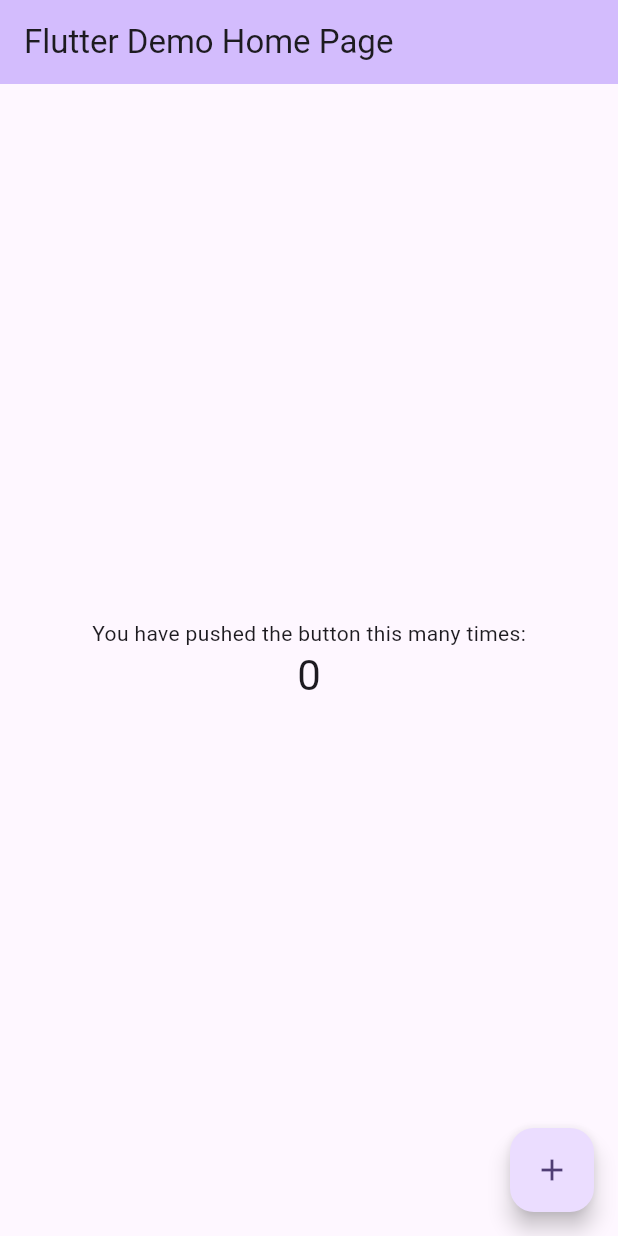
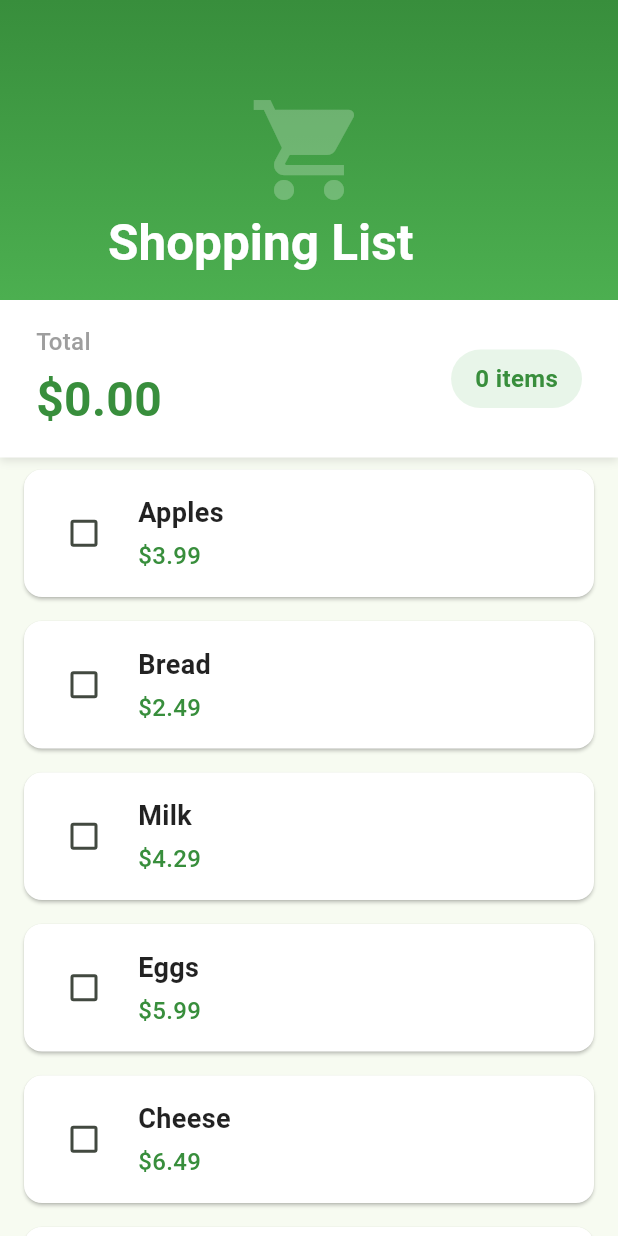
Before and after one commit to JackmKelly519/CT_Assessment, a Flutter app: the screen it shows after launch, on a phone screen of 412 x 824 dp. Run offline on Flutter 3.47's test engine with Material 3 defaults, Android fonts, the phone set to English and light mode, and no system bars; our stand-ins replace audioplayers, equatable, flutter_bloc.

Commit message:
shopping list

```diff
--- /dev/null
+++ b/ct_assessment/lib/audio_service.dart
@@ -0,0 +1,34 @@
+import 'dart:developer';
+import 'package:audioplayers/audioplayers.dart';
+
+class AudioService {
+  static final AudioService _instance = AudioService._internal();
+  factory AudioService() => _instance;
+  AudioService._internal();
+
+  final AudioPlayer _selectPlayer = AudioPlayer();
+  final AudioPlayer _deselectPlayer = AudioPlayer();
+
+
+  Future<void> playSelectSound() async {
+    try {
+      await _selectPlayer.play(AssetSource('sounds/select.mp3'));
+    } catch (e) {
+      log('Error playing select sound: $e');
+    }
+  }
+
+  Future<void> playDeselectSound() async {
+    try {
+      await _deselectPlayer.stop();
+      await _deselectPlayer.play(AssetSource('sounds/deselect.mp3'));
+    } catch (e) {
+      log('Error playing deselect sound: $e');
+    }
+  }
+
+  void dispose() {
+    _selectPlayer.dispose();
+    _deselectPlayer.dispose();
+  }
+}
--- /dev/null
+++ b/ct_assessment/lib/bloc/shopping_list_bloc.dart
@@ -0,0 +1,49 @@
+import 'package:flutter_bloc/flutter_bloc.dart';
+import '../grocery_item.dart';
+import 'shopping_list_event.dart';
+import 'shopping_list_state.dart';
+
+class ShoppingListBloc extends Bloc<ShoppingListEvent, ShoppingListState> {
+  ShoppingListBloc() : super(const ShoppingListState()) {
+    on<LoadInitialItems>(_onLoadInitialItems);
+    on<ToggleItemSelection>(_onToggleItemSelection);
+  }
+
+  void _onLoadInitialItems(
+    LoadInitialItems event,
+    Emitter<ShoppingListState> emit,
+  ) {
+    final items = [
+      const GroceryItem(id: '1', name: 'Apples', price: 3.99),
+      const GroceryItem(id: '2', name: 'Bread', price: 2.49),
+      const GroceryItem(id: '3', name: 'Milk', price: 4.29),
+      const GroceryItem(id: '4', name: 'Eggs', price: 5.99),
+      const GroceryItem(id: '5', name: 'Cheese', price: 6.49),
+      const GroceryItem(id: '6', name: 'Chicken', price: 8.99),
+      const GroceryItem(id: '7', name: 'Rice', price: 4.79),
+      const GroceryItem(id: '8', name: 'Pasta', price: 3.29),
+      const GroceryItem(id: '9', name: 'Tomatoes', price: 3.49),
+      const GroceryItem(id: '10', name: 'Coffee', price: 12.99),
+    ];
+
+    emit(state.copyWith(items: items, totalPrice: 0.0));
+  }
+
+  void _onToggleItemSelection(
+    ToggleItemSelection event,
+    Emitter<ShoppingListState> emit,
+  ) {
+    final updatedItems = state.items.map((item) {
+      if (item.id == event.itemId) {
+        return item.copyWith(isSelected: !item.isSelected);
+      }
+      return item;
+    }).toList();
+
+    final total = updatedItems
+        .where((item) => item.isSelected)
+        .fold(0.0, (sum, item) => sum + item.price);
+
+    emit(state.copyWith(items: updatedItems, totalPrice: total));
+  }
+}
--- /dev/null
+++ b/ct_assessment/lib/bloc/shopping_list_event.dart
@@ -0,0 +1,21 @@
+import 'package:equatable/equatable.dart';
+
+abstract class ShoppingListEvent extends Equatable {
+  const ShoppingListEvent();
+
+  @override
+  List<Object> get props => [];
+}
+
+class ToggleItemSelection extends ShoppingListEvent {
+  final String itemId;
+
+  const ToggleItemSelection(this.itemId);
+
+  @override
+  List<Object> get props => [itemId];
+}
+
+class LoadInitialItems extends ShoppingListEvent {
+  const LoadInitialItems();
+}
--- /dev/null
+++ b/ct_assessment/lib/bloc/shopping_list_state.dart
@@ -0,0 +1,25 @@
+import 'package:equatable/equatable.dart';
+import '../grocery_item.dart';
+
+class ShoppingListState extends Equatable {
+  final List<GroceryItem> items;
+  final double totalPrice;
+
+  const ShoppingListState({
+    this.items = const [],
+    this.totalPrice = 0.0,
+  });
+
+  ShoppingListState copyWith({
+    List<GroceryItem>? items,
+    double? totalPrice,
+  }) {
+    return ShoppingListState(
+      items: items ?? this.items,
+      totalPrice: totalPrice ?? this.totalPrice,
+    );
+  }
+
+  @override
+  List<Object> get props => [items, totalPrice];
+}
--- /dev/null
+++ b/ct_assessment/lib/grocery_item.dart
@@ -0,0 +1,32 @@
+import 'package:equatable/equatable.dart';
+
+class GroceryItem extends Equatable {
+  final String id;
+  final String name;
+  final double price;
+  final bool isSelected;
+
+  const GroceryItem({
+    required this.id,
+    required this.name,
+    required this.price,
+    this.isSelected = false,
+  });
+
+  GroceryItem copyWith({
+    String? id,
+    String? name,
+    double? price,
+    bool? isSelected,
+  }) {
+    return GroceryItem(
+      id: id ?? this.id,
+      name: name ?? this.name,
+      price: price ?? this.price,
+      isSelected: isSelected ?? this.isSelected,
+    );
+  }
+
+  @override
+  List<Object?> get props => [id, name, price, isSelected];
+}
--- /dev/null
+++ b/ct_assessment/lib/grocery_item_card.dart
@@ -0,0 +1,83 @@
+import 'package:flutter/material.dart';
+import 'package:flutter_bloc/flutter_bloc.dart';
+import '/grocery_item.dart';
+import '../bloc/shopping_list_bloc.dart';
+import '../bloc/shopping_list_event.dart';
+import '/audio_service.dart';
+
+class GroceryItemCard extends StatelessWidget {
+  final GroceryItem item;
+  final AudioService audioService = AudioService();
+
+  GroceryItemCard({super.key, required this.item});
+
+  @override
+  Widget build(BuildContext context) {
+    return Card(
+      margin: const EdgeInsets.symmetric(horizontal: 16, vertical: 8),
+      elevation: item.isSelected ? 4 : 1,
+      color: item.isSelected ? Colors.green.shade50 : Colors.white,
+      child: InkWell(
+        onTap: () {
+          if (item.isSelected) {
+            audioService.playDeselectSound();
+          } else {
+            audioService.playSelectSound();
+          }
+
+          // Toggle selection
+          context.read<ShoppingListBloc>().add(ToggleItemSelection(item.id));
+        },
+        child: Padding(
+          padding: const EdgeInsets.all(16.0),
+          child: Row(
+            children: [
+              Checkbox(
+                value: item.isSelected,
+                onChanged: (bool? value) {
+                  if (item.isSelected) {
+                    audioService.playDeselectSound();
+                  } else {
+                    audioService.playSelectSound();
+                  }
+                  context.read<ShoppingListBloc>().add(ToggleItemSelection(item.id));
+                },
+                activeColor: Colors.green,
+              ),
+              const SizedBox(width: 12),
+
+              // Item name and price
+              Expanded(
+                child: Column(
+                  crossAxisAlignment: CrossAxisAlignment.start,
+                  children: [
+                    Text(
+                      item.name,
+                      style: TextStyle(
+                        fontSize: 18,
+                        fontWeight: FontWeight.w600,
+                        decoration: item.isSelected
+                            ? TextDecoration.lineThrough
+                            : TextDecoration.none,
+                        color: item.isSelected ? Colors.grey : Colors.black87,
+                      ),
+                    ),
+                    const SizedBox(height: 4),
+                    Text(
+                      '\$${item.price.toStringAsFixed(2)}',
+                      style: TextStyle(
+                        fontSize: 16,
+                        color: item.isSelected ? Colors.grey : Colors.green.shade700,
+                        fontWeight: FontWeight.w500,
+                      ),
+                    ),
+                  ],
+                ),
+              ),
+            ],
+          ),
+        ),
+      ),
+    );
+  }
+}
--- a/ct_assessment/lib/main.dart
+++ b/ct_assessment/lib/main.dart
@@ -1,4 +1,7 @@
 import 'package:flutter/material.dart';
+import 'package:flutter_bloc/flutter_bloc.dart';
+import 'bloc/shopping_list_bloc.dart';
+import 'shopping_list_screen.dart';
 
 void main() {
   runApp(const MyApp());
@@ -7,115 +10,27 @@ void main() {
 class MyApp extends StatelessWidget {
   const MyApp({super.key});
 
-  // This widget is the root of your application.
   @override
   Widget build(BuildContext context) {
-    return MaterialApp(
-      title: 'Flutter Demo',
-      theme: ThemeData(
-        // This is the theme of your application.
-        //
-        // TRY THIS: Try running your application with "flutter run". You'll see
-        // the application has a purple toolbar. Then, without quitting the app,
-        // try changing the seedColor in the colorScheme below to Colors.green
-        // and then invoke "hot reload" (save your changes or press the "hot
-        // reload" button in a Flutter-supported IDE, or press "r" if you used
-        // the command line to start the app).
-        //
-        // Notice that the counter didn't reset back to zero; the application
-        // state is not lost during the reload. To reset the state, use hot
-        // restart instead.
-        //
-        // This works for code too, not just values: Most code changes can be
-        // tested with just a hot reload.
-        colorScheme: .fromSeed(seedColor: Colors.deepPurple),
-      ),
-      home: const MyHomePage(title: 'Flutter Demo Home Page'),
-    );
-  }
-}
-
-class MyHomePage extends StatefulWidget {
-  const MyHomePage({super.key, required this.title});
-
-  // This widget is the home page of your application. It is stateful, meaning
-  // that it has a State object (defined below) that contains fields that affect
-  // how it looks.
-
-  // This class is the configuration for the state. It holds the values (in this
-  // case the title) provided by the parent (in this case the App widget) and
-  // used by the build method of the State. Fields in a Widget subclass are
-  // always marked "final".
-
-  final String title;
-
-  @override
-  State<MyHomePage> createState() => _MyHomePageState();
-}
-
-class _MyHomePageState extends State<MyHomePage> {
-  int _counter = 0;
-
-  void _incrementCounter() {
-    setState(() {
-      // This call to setState tells the Flutter framework that something has
-      // changed in this State, which causes it to rerun the build method below
-      // so that the display can reflect the updated values. If we changed
-      // _counter without calling setState(), then the build method would not be
-      // called again, and so nothing would appear to happen.
-      _counter++;
-    });
-  }
-
-  @override
-  Widget build(BuildContext context) {
-    // This method is rerun every time setState is called, for instance as done
-    // by the _incrementCounter method above.
-    //
-    // The Flutter framework has been optimized to make rerunning build methods
-    // fast, so that you can just rebuild anything that needs updating rather
-    // than having to individually change instances of widgets.
-    return Scaffold(
-      appBar: AppBar(
-        // TRY THIS: Try changing the color here to a specific color (to
-        // Colors.amber, perhaps?) and trigger a hot reload to see the AppBar
-        // change color while the other colors stay the same.
-        backgroundColor: Theme.of(context).colorScheme.inversePrimary,
-        // Here we take the value from the MyHomePage object that was created by
-        // the App.build method, and use it to set our appbar title.
-        title: Text(widget.title),
-      ),
-      body: Center(
-        // Center is a layout widget. It takes a single child and positions it
-        // in the middle of the parent.
-        child: Column(
-          // Column is also a layout widget. It takes a list of children and
-          // arranges them vertically. By default, it sizes itself to fit its
-          // children horizontally, and tries to be as tall as its parent.
-          //
-          // Column has various properties to control how it sizes itself and
-          // how it positions its children. Here we use mainAxisAlignment to
-          // center the children vertically; the main axis here is the vertical
-          // axis because Columns are vertical (the cross axis would be
-          // horizontal).
-          //
-          // TRY THIS: Invoke "debug painting" (choose the "Toggle Debug Paint"
-          // action in the IDE, or press "p" in the console), to see the
-          // wireframe for each widget.
-          mainAxisAlignment: .center,
-          children: [
-            const Text('You have pushed the button this many times:'),
-            Text(
-              '$_counter',
-              style: Theme.of(context).textTheme.headlineMedium,
+    return BlocProvider(
+      create: (context) => ShoppingListBloc(),
+      child: MaterialApp(
+        title: 'Shopping List',
+        debugShowCheckedModeBanner: false,
+        theme: ThemeData(
+          colorScheme: ColorScheme.fromSeed(
+            seedColor: Colors.green,
+            brightness: Brightness.light,
+          ),
+          useMaterial3: true,
+          cardTheme: CardThemeData(
+            elevation: 2,
+            shape: RoundedRectangleBorder(
+              borderRadius: BorderRadius.circular(12),
             ),
-          ],
+          ),
         ),
-      ),
-      floatingActionButton: FloatingActionButton(
-        onPressed: _incrementCounter,
-        tooltip: 'Increment',
-        child: const Icon(Icons.add),
+        home: const ShoppingListScreen(),
       ),
     );
   }
--- /dev/null
+++ b/ct_assessment/lib/shopping_list_screen.dart
@@ -0,0 +1,178 @@
+import 'package:flutter/material.dart';
+import 'package:flutter_bloc/flutter_bloc.dart';
+import '../bloc/shopping_list_bloc.dart';
+import '../bloc/shopping_list_state.dart';
+import '../bloc/shopping_list_event.dart';
+import '/grocery_item_card.dart';
+
+class ShoppingListScreen extends StatefulWidget {
+  const ShoppingListScreen({super.key});
+
+  @override
+  State<ShoppingListScreen> createState() => _ShoppingListScreenState();
+}
+
+class _ShoppingListScreenState extends State<ShoppingListScreen> {
+  @override
+  void initState() {
+    super.initState();
+    context.read<ShoppingListBloc>().add(const LoadInitialItems());
+  }
+
+  @override
+  Widget build(BuildContext context) {
+    return Scaffold(
+      body: BlocBuilder<ShoppingListBloc, ShoppingListState>(
+        builder: (context, state) {
+          return CustomScrollView(
+            slivers: [
+              SliverAppBar(
+                expandedHeight: 200.0,
+                floating: false,
+                pinned: true,
+                backgroundColor: Colors.green.shade700,
+                flexibleSpace: FlexibleSpaceBar(
+                  title: const Text(
+                    'Shopping List',
+                    style: TextStyle(
+                      fontWeight: FontWeight.bold,
+                      color: Colors.white,
+                    ),
+                  ),
+                  background: Container(
+                    decoration: BoxDecoration(
+                      gradient: LinearGradient(
+                        begin: Alignment.topCenter,
+                        end: Alignment.bottomCenter,
+                        colors: [
+                          Colors.green.shade700,
+                          Colors.green.shade500,
+                        ],
+                      ),
+                    ),
+                    child: const Center(
+                      child: Icon(
+                        Icons.shopping_cart,
+                        size: 80,
+                        color: Colors.white24,
+                      ),
+                    ),
+                  ),
+                ),
+              ),
+
+              // Pinned Total Price Display
+              SliverPersistentHeader(
+                pinned: true,
+                delegate: _TotalPriceDelegate(
+                  totalPrice: state.totalPrice,
+                  itemCount: state.items.where((item) => item.isSelected).length,
+                ),
+              ),
+
+              // Grocery Items List
+              SliverList(
+                delegate: SliverChildBuilderDelegate(
+                  (context, index) {
+                    final item = state.items[index];
+                    return GroceryItemCard(item: item);
+                  },
+                  childCount: state.items.length,
+                ),
+              ),
+
+              // Bottom padding
+              const SliverPadding(
+                padding: EdgeInsets.only(bottom: 24),
+              ),
+            ],
+          );
+        },
+      ),
+    );
+  }
+}
+
+class _TotalPriceDelegate extends SliverPersistentHeaderDelegate {
+  final double totalPrice;
+  final int itemCount;
+
+  _TotalPriceDelegate({
+    required this.totalPrice,
+    required this.itemCount,
+  });
+
+  @override
+  Widget build(BuildContext context, double shrinkOffset, bool overlapsContent) {
+    return Container(
+      decoration: BoxDecoration(
+        color: Colors.white,
+        boxShadow: [
+          BoxShadow(
+            color: Colors.black.withValues(alpha: 0.1),
+            blurRadius: 4,
+            offset: const Offset(0, 2),
+          ),
+        ],
+      ),
+      child: Padding(
+        padding: const EdgeInsets.symmetric(horizontal: 24, vertical: 16),
+        child: Row(
+          mainAxisAlignment: MainAxisAlignment.spaceBetween,
+          children: [
+            Column(
+              crossAxisAlignment: CrossAxisAlignment.start,
+              mainAxisSize: MainAxisSize.min,
+              children: [
+                const Text(
+                  'Total',
+                  style: TextStyle(
+                    fontSize: 16,
+                    color: Colors.grey,
+                    fontWeight: FontWeight.w500,
+                  ),
+                ),
+                const SizedBox(height: 4),
+                Text(
+                  '\$${totalPrice.toStringAsFixed(2)}',
+                  style: TextStyle(
+                    fontSize: 32,
+                    fontWeight: FontWeight.bold,
+                    color: Colors.green.shade700,
+                  ),
+                ),
+              ],
+            ),
+            Container(
+              padding: const EdgeInsets.symmetric(horizontal: 16, vertical: 8),
+              decoration: BoxDecoration(
+                color: Colors.green.shade50,
+                borderRadius: BorderRadius.circular(20),
+              ),
+              child: Text(
+                '$itemCount ${itemCount == 1 ? 'item' : 'items'}',
+                style: TextStyle(
+                  fontSize: 16,
+                  fontWeight: FontWeight.w600,
+                  color: Colors.green.shade700,
+                ),
+              ),
+            ),
+          ],
+        ),
+      ),
+    );
+  }
+
+  @override
+  double get maxExtent => 105.0;
+
+  @override
+  double get minExtent => 100.0;
+
+  @override
+  bool shouldRebuild(covariant _TotalPriceDelegate oldDelegate) {
+    return oldDelegate.totalPrice != totalPrice ||
+           oldDelegate.itemCount != itemCount;
+  }
+}
```
Also changed, not shown: ct_assessment/pubspec.yaml (+6 -2 lines), ct_assessment/pubspec.lock, 8 other files.
